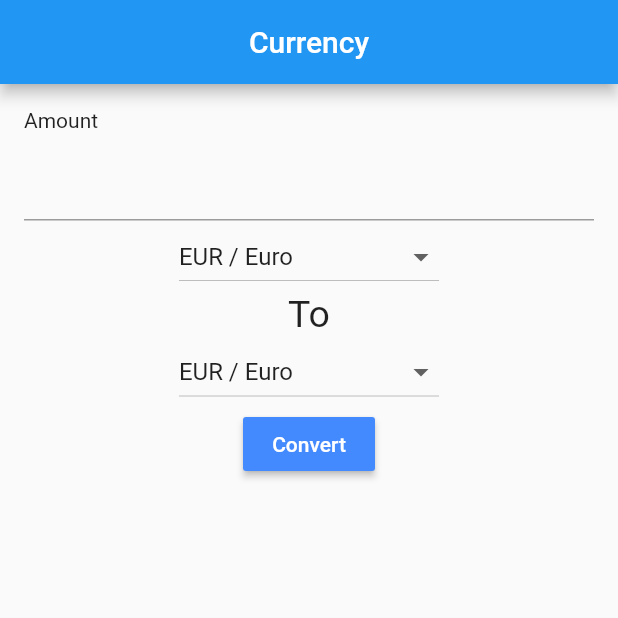
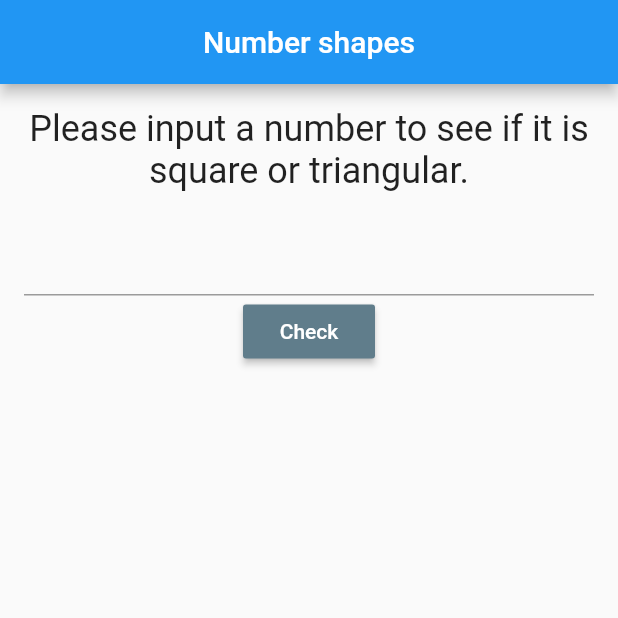
Before and after one commit to Thrauk/FlutterAssigment, a Flutter app: the screen it shows after launch, on a phone screen of 412 x 824 dp, the top half of it. Run offline on Flutter 3.47's test engine with Material 2 defaults, Android fonts, the phone set to English and light mode, and no system bars.

Commit message:
Added assigment 2

```diff
--- a/lib/main.dart
+++ b/lib/main.dart
@@ -1,4 +1,4 @@
-import 'src/currency.dart' as app;
+import 'src/number_shape.dart' as app;
 
 void main() {
   app.main();
--- a/lib/src/currency.dart
+++ b/lib/src/currency.dart
@@ -80,7 +80,8 @@ class _HomePageState extends State<HomePage> {
                 setState(() {
                   if (isNumeric(value)) {
                     error = null;
-                  } else {
+                  }
+                  else {
                     error = 'Enter a valid number!';
                   }
                   amount = value;
--- /dev/null
+++ b/lib/src/number_shape.dart
@@ -0,0 +1,158 @@
+import 'dart:core';
+import 'dart:core';
+
+import 'package:flutter/cupertino.dart';
+import 'package:flutter/material.dart';
+import 'package:flutter/services.dart';
+
+import 'dart:math';
+
+void main() {
+  runApp(MyApp());
+}
+
+class MyApp extends StatelessWidget {
+  @override
+  Widget build(BuildContext context) {
+    return MaterialApp(
+      home: HomePage(),
+    );
+  }
+}
+
+class HomePage extends StatefulWidget {
+  @override
+  _HomePageState createState() => _HomePageState();
+}
+
+// Create a variable that changes
+// Use that variable to build your UI (build method)
+// Change that variable in setState
+
+class _HomePageState extends State<HomePage> {
+  Random random = new Random();
+  String typedNumber = '';
+  int guessedNumberInt = 0;
+  int randomNumber;
+  String error = null;
+  String dialogText = '';
+
+  bool isInt(String s) {
+    if (s == null) {
+      return false;
+    }
+    return int.tryParse(s) != null;
+  }
+
+  bool isSquare(int number) {
+    double val = sqrt(number);
+    return val % 1 == 0;
+  }
+
+  bool isTriangular(int number) {
+    double val = (sqrt(8 * number + 1) - 1) / 2;
+    return val % 1 == 0;
+  }
+
+  void makeText(int number) {
+    dialogText = number.toString() + ' is ';
+    if (isSquare(number)) {
+      if (isTriangular(number)) {
+        dialogText += 'both a triangular and a square number';
+      } else {
+        dialogText += 'square number';
+      }
+    } else if (isTriangular(number)) {
+      dialogText += 'triangular number';
+    } else {
+      dialogText += 'neither square or triangular';
+    }
+  }
+
+  @override
+  Widget build(BuildContext context) {
+    return Scaffold(
+      appBar: AppBar(
+        title: const Text('Number shapes'),
+        centerTitle: true,
+      ),
+      body: Padding(
+        padding: const EdgeInsets.all(16.0),
+        child: Column(
+          children: <Widget>[
+            const Text(
+              'Please input a number to see if it is square or triangular.',
+              style: TextStyle(
+                fontSize: 24,
+              ),
+              textAlign: TextAlign.center,
+            ),
+            const SizedBox(height: 10),
+            TextField(
+                keyboardType: TextInputType.number,
+                style: const TextStyle(
+                  fontSize: 30.0,
+                  color: Colors.grey,
+                ),
+                decoration: InputDecoration(
+                  errorText: error,
+                ),
+                onChanged: (String value) {
+                  setState(() {
+                    if (value == '') {
+                      error = 'Field can not be empty!';
+                    } else if (isInt(value)) {
+                      error = null;
+                    } else {
+                      error = 'Not a valid number!';
+                    }
+                    typedNumber = value;
+                  });
+                }),
+            RaisedButton(
+              color: Colors.blueGrey,
+              child: const Text('Check',
+                  style: TextStyle(
+                    color: Colors.white,
+                  )),
+              onPressed: () {
+                if (typedNumber == '') {
+                  setState(() {
+                    error = 'Field can not be empty!';
+                  });
+                } else if (error == null) {
+                  setState(() {
+                    makeText(int.parse(typedNumber));
+                    shapeDialog(context);
+                  });
+                }
+              },
+            ),
+          ],
+        ),
+      ),
+    );
+  }
+
+  void shapeDialog(BuildContext context) {
+    var alertDialog = AlertDialog(
+      title: Text(
+        dialogText,
+        textAlign: TextAlign.center,
+      ),
+      content: Column(mainAxisSize: MainAxisSize.min, children: <Widget>[
+        FlatButton(
+            child: Text('Ok'),
+            onPressed: () {
+              Navigator.of(context).pop();
+            })
+      ]),
+    );
+    showDialog(
+      context: context,
+      builder: (BuildContext context) {
+        return alertDialog;
+      },
+    );
+  }
+}
```
Also changed, not shown: analysis_options.yaml (deleted, +0 -228 lines), lib/src/number_guesser.dart (added, +193 -0 lines), pubspec.yaml (+1 -16 lines), pubspec.lock.
